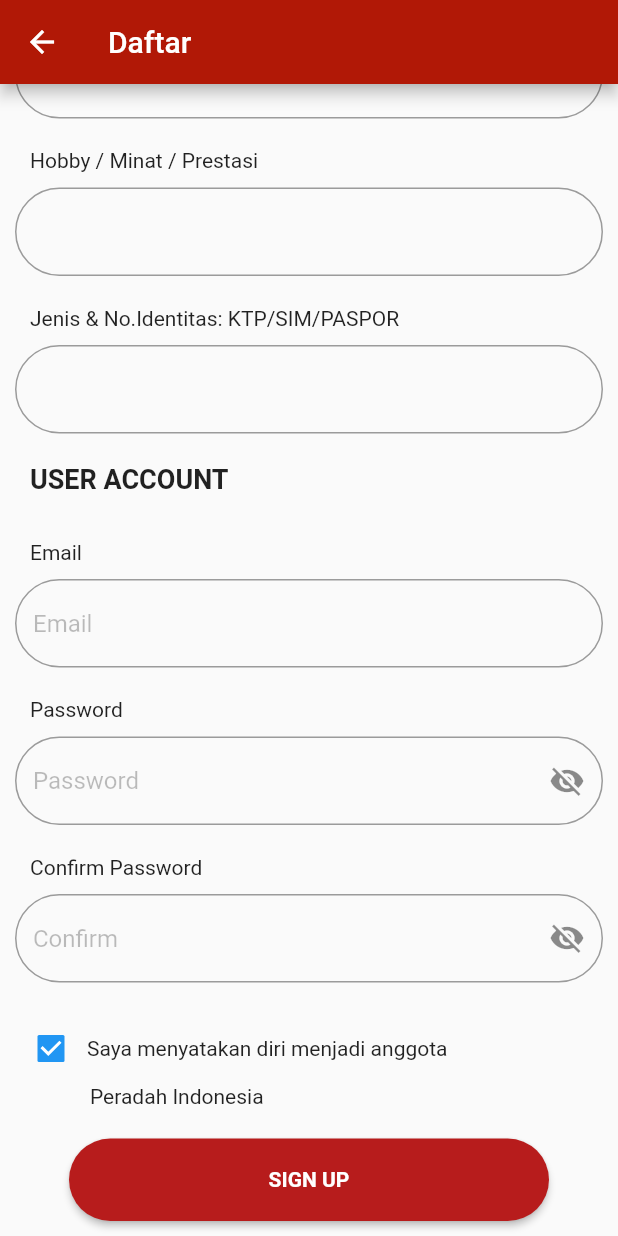
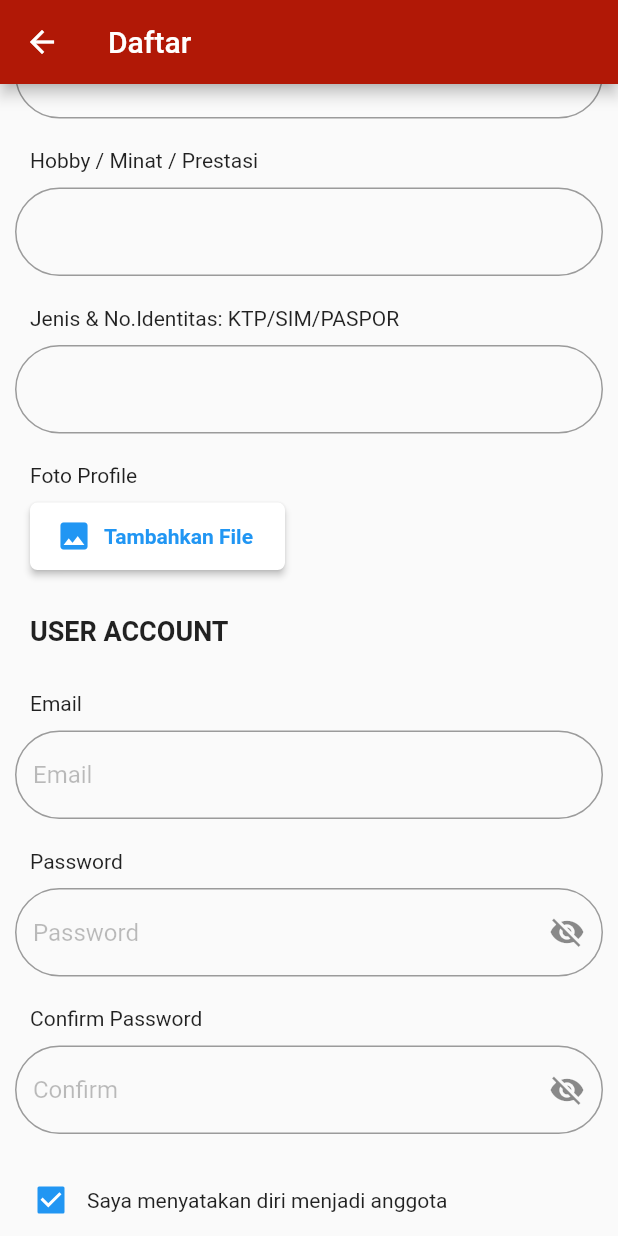
Before and after one commit to muhammadsulaiman789/Peradah-Mobile, a Flutter app: the Signup screen opened by its route, scrolled down 1714 dp, on a phone screen of 412 x 824 dp. Run offline on Flutter 3.47's test engine with Material 2 defaults, Android fonts, the phone set to English and light mode, and no system bars; our stand-ins replace auto_size_text, awesome_dialog, carousel_pro, carousel_slider, fluttertoast, font_awesome_flutter and 3 more; missing offline and left inert: top_sheet; accounts and stored records are empty.

```diff
--- a/lib/screen/signup_screen.dart
+++ b/lib/screen/signup_screen.dart
@@ -1,4 +1,17 @@
+import 'dart:async';
+import 'dart:convert';
+import 'dart:io';
 
+import 'package:async/async.dart';
+import 'package:auto_size_text/auto_size_text.dart';
+import 'package:flutter/material.dart';
+import 'package:image_picker/image_picker.dart';
+import 'package:path/path.dart';
+
+import 'package:path_provider/path_provider.dart';
+import 'package:image/image.dart' as Img;
+
+import 'dart:math' as Math;
 import 'package:flutter/material.dart';
 import 'package:flutter/services.dart';
 import 'package:fluttertoast/fluttertoast.dart';
@@ -15,6 +28,8 @@ class Signup extends StatefulWidget {
 class _SignupState extends State<Signup> with Validation {
   bool Setuju = true;
   final formKey = GlobalKey<FormState>();
+  File _image;
+  var _image2;
 
   String fullname = '';
   String name = '';
@@ -33,6 +48,28 @@ class _SignupState extends State<Signup> with Validation {
   String confPassword = '';
 
 
+  Future getImageGallery() async{
+    var imageFile = await ImagePicker.pickImage(source: ImageSource.gallery);
+
+    final tempDir =await getTemporaryDirectory();
+    final path = tempDir.path;
+
+
+    int rand= new Math.Random().nextInt(100000);
+
+    Img.Image image= Img.decodeImage(imageFile.readAsBytesSync());
+    Img.Image smallerImg = Img.copyResize(image, width: 500);
+
+    var compressImg= new File("$path/image_$rand.jpg")
+      ..writeAsBytesSync(Img.encodeJpg(smallerImg, quality: 85));
+
+    var compressImg2= ("image_$rand.jpg");
+
+    setState(() {
+      _image = compressImg;
+      _image2 = compressImg2.toString();
+    });
+  }
 
   String _jeniskelamin = "";
   void _pilihjeniskelamin(String value) {
@@ -118,6 +155,7 @@ class _SignupState extends State<Signup> with Validation {
       "pendidikan": _pendidikan,
       "pekerjaan": controllerpekerjaan.text,
       "organisasi": controllerorganisasi.text,
+      "foto" : _image2,
       "hobi": controllerhobby.text,
       "username": controlleruser.text,
       "password": controllerpassword.text
@@ -937,6 +975,50 @@ class _SignupState extends State<Signup> with Validation {
                   children: <Widget>[
                     Padding(
                       padding: EdgeInsets.only(left: 10.0, bottom: 10.0),
+                      child: new Text("Foto Profile",
+                          style: TextStyle(
+                            //fontWeight: FontWeight.bold,
+                            fontSize: 14.0,
+                          ),
+                          textAlign: TextAlign.left),
+                    ),
+                  ],
+                ),
+                Row(
+                  children: <Widget>[
+                    Padding(
+                        padding: EdgeInsets.only(left: 10.0, bottom: 10.0),
+                child :new SizedBox(
+                  width: 170,
+                  height: 45,
+                  child: new RaisedButton.icon(
+                    icon: Icon(Icons.image, color: Colors.blue,) ,
+                    shape: new RoundedRectangleBorder(
+                        borderRadius:
+                        new BorderRadius.circular(
+                            5.0)),
+                    color: Colors.white,
+                    onPressed: getImageGallery,
+                    label: _image==null
+                    ? new Text(
+                      "Tambahkan File",
+                      style: new TextStyle(
+                          fontWeight: FontWeight
+                              .bold, color: Colors.blue),
+                    ) :
+                        new Text (_image2),
+                  ),
+                ),
+                    )
+        ],
+                ),
+                new Padding(
+                  padding: EdgeInsets.only(top: 20.0),
+                ),
+                new Row(
+                  children: <Widget>[
+                    Padding(
+                      padding: EdgeInsets.only(left: 10.0, bottom: 10.0),
                       child: new Text("USER ACCOUNT",
                           style: TextStyle(
                             fontWeight: FontWeight.bold,
--- a/pubspec.yaml
+++ b/pubspec.yaml
@@ -34,6 +34,8 @@ dependencies:
   carousel_pro:
   fluttertoast: ^7.0.1+1
   awesome_dialog: ^1.1.3
+  image_picker: ^0.6.5+3
+  image: "^2.0.4"
   # timeago: ^1.2.0
   http: ^0.12.0+2
   rxdart: ^0.22.1
```
Also changed, not shown: pubspec.lock.
